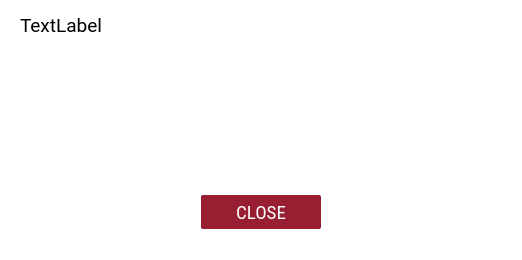
The window that client/dialogs/WarningDialog.ui (open-eid/DigiDoc4-Client) describes before a commit, drawn with Qt 5.
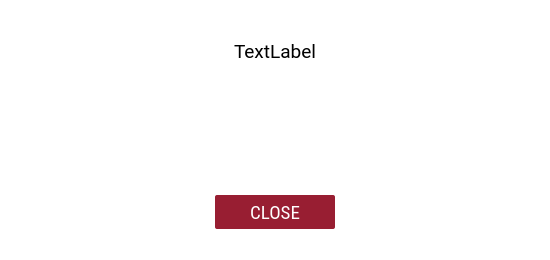
The same window after the commit. Custom widgets are drawn as their Qt base class.

Commit message:
Adjust WarningDialog layout (#758)
IB-6419

```diff
--- a/client/dialogs/WarningDialog.ui
+++ b/client/dialogs/WarningDialog.ui
@@ -13,12 +13,6 @@
     <height>260</height>
    </rect>
   </property>
-  <property name="sizePolicy">
-   <sizepolicy hsizetype="Preferred" vsizetype="Expanding">
-    <horstretch>0</horstretch>
-    <verstretch>0</verstretch>
-   </sizepolicy>
-  </property>
   <property name="maximumSize">
    <size>
     <width>650</width>
@@ -34,25 +28,19 @@
   </property>
   <layout class="QVBoxLayout" name="verticalLayout">
    <property name="leftMargin">
-    <number>1</number>
+    <number>15</number>
    </property>
    <property name="topMargin">
-    <number>0</number>
+    <number>25</number>
    </property>
    <property name="rightMargin">
-    <number>1</number>
+    <number>15</number>
    </property>
    <property name="bottomMargin">
     <number>25</number>
    </property>
    <item>
     <widget class="QLabel" name="text">
-     <property name="sizePolicy">
-      <sizepolicy hsizetype="Expanding" vsizetype="Expanding">
-       <horstretch>0</horstretch>
-       <verstretch>0</verstretch>
-      </sizepolicy>
-     </property>
      <property name="minimumSize">
       <size>
        <width>520</width>
@@ -69,10 +57,7 @@
       <cursorShape>IBeamCursor</cursorShape>
      </property>
      <property name="styleSheet">
-      <string notr="true">QLabel
-{
-margin: 10px 15px 0px 15px;  border: none;
-}</string>
+      <string notr="true">QLabel { border: none; }</string>
      </property>
      <property name="text">
       <string notr="true">TextLabel</string>
@@ -81,7 +66,7 @@
       <enum>Qt::RichText</enum>
      </property>
      <property name="alignment">
-      <set>Qt::AlignLeading|Qt::AlignLeft|Qt::AlignTop</set>
+      <set>Qt::AlignCenter</set>
      </property>
      <property name="wordWrap">
       <bool>true</bool>
@@ -96,12 +81,6 @@
    </item>
    <item>
     <widget class="AccordionTitle" name="showDetails" native="true">
-     <property name="sizePolicy">
-      <sizepolicy hsizetype="Preferred" vsizetype="Fixed">
-       <horstretch>0</horstretch>
-       <verstretch>0</verstretch>
-      </sizepolicy>
-     </property>
      <property name="minimumSize">
       <size>
        <width>0</width>
@@ -121,26 +100,11 @@
    </item>
    <item>
     <widget class="QLabel" name="details">
-     <property name="sizePolicy">
-      <sizepolicy hsizetype="Fixed" vsizetype="MinimumExpanding">
-       <horstretch>0</horstretch>
-       <verstretch>0</verstretch>
-      </sizepolicy>
-     </property>
-     <property name="minimumSize">
-      <size>
-       <width>520</width>
-       <height>30</height>
-      </size>
-     </property>
      <property name="cursor">
       <cursorShape>IBeamCursor</cursorShape>
      </property>
      <property name="styleSheet">
-      <string notr="true">QLabel
-{
-margin: 0px 15px 0px 15px; border: none;
-}</string>
+      <string notr="true">QLabel { border: none; }</string>
      </property>
      <property name="alignment">
       <set>Qt::AlignLeading|Qt::AlignLeft|Qt::AlignTop</set>
@@ -173,16 +137,10 @@
      <property name="styleSheet">
       <string notr="true">border: none;</string>
      </property>
-     <layout class="QHBoxLayout" name="horizontalLayout">
-      <property name="leftMargin">
-       <number>15</number>
-      </property>
+     <layout class="QHBoxLayout" name="buttonLayout">
       <property name="topMargin">
        <number>0</number>
       </property>
-      <property name="rightMargin">
-       <number>15</number>
-      </property>
       <property name="bottomMargin">
        <number>0</number>
       </property>
```
Left out of the diff: 6 changed lines with no effect on the pictures. The commit also changes 4 other files.
